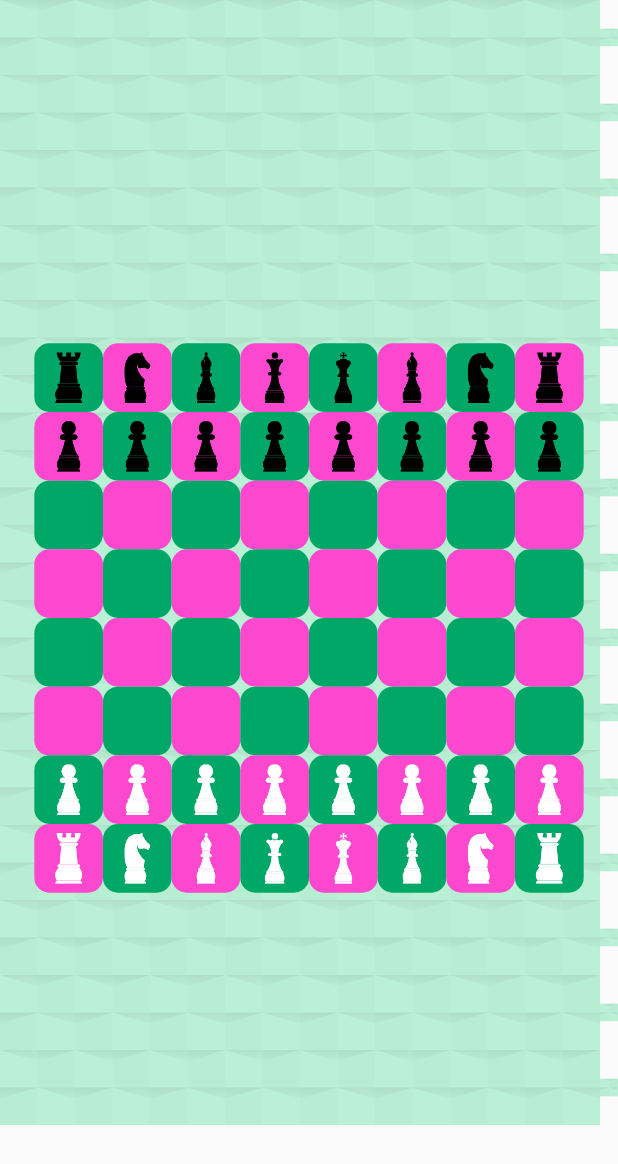
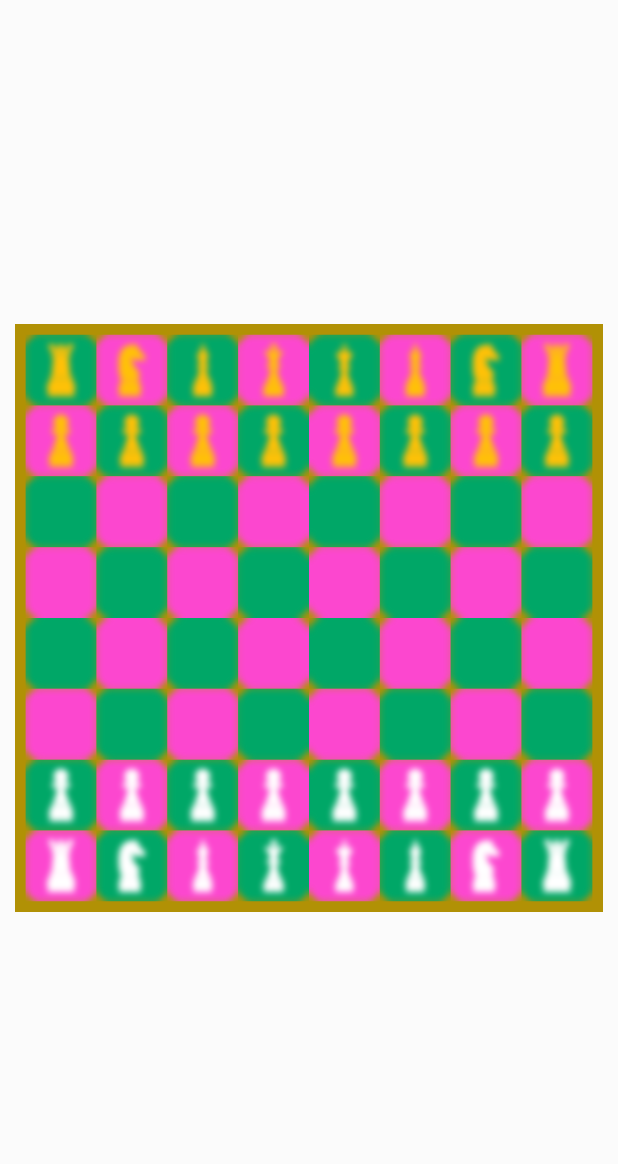
Before and after one commit to samad-nkarimi/chess_game_flutter, a Flutter app: the screen it shows after launch, on a phone screen of 412 x 824 dp. Shown: the top 1164 px of the screen. Run offline on Flutter 3.47's test engine with Material 2 defaults, Android fonts, the phone set to English and light mode, and no system bars; our stand-ins replace equatable, flutter_bloc, flutter_svg, scroll_snap_list.

Commit message:
refactor in home scrren

```diff
--- a/lib/common_widgets/cw_container.dart
+++ b/lib/common_widgets/cw_container.dart
@@ -8,6 +8,7 @@ class CWContainer extends StatelessWidget {
   final Gradient? gradient;
   final Color brColor;
   final BoxShape? shape;
+  final BlendMode? blendMode;
 
   /// topLeft , topRight , bottomRight , bottomLeft
   final List<double> br;
@@ -30,6 +31,7 @@ class CWContainer extends StatelessWidget {
     this.color = Colors.transparent,
     this.gradient,
     this.brColor = Colors.transparent,
+    this.blendMode,
     this.br = const [0, 0, 0, 0],
     this.brAll = -1,
     this.brWidth = 1,
@@ -55,6 +57,7 @@ class CWContainer extends StatelessWidget {
       padding: EdgeInsets.only(
           top: pad[0], right: pad[1], bottom: pad[2], left: pad[3]),
       decoration: BoxDecoration(
+        backgroundBlendMode: blendMode,
         color: color,
         gradient: gradient,
         shape: shape ?? BoxShape.rectangle,
--- a/lib/feature/home/screen/home_screen.dart
+++ b/lib/feature/home/screen/home_screen.dart
@@ -1,4 +1,5 @@
 import 'dart:math' as math;
+import 'dart:ui';
 import 'package:chess_flutter/common_widgets/cw_container.dart';
 import 'package:chess_flutter/common_widgets/cw_text.dart';
 import 'package:chess_flutter/feature/home/bloc/chess/chess_cubit.dart';
@@ -161,7 +162,7 @@ class _HomeScreenState extends State<HomeScreen> {
       return const SizedBox();
     } else {
       return SvgPicture.asset(c.photoId,
-          color: c.player == Player.white ? Colors.white : Colors.black
+          color: c.player == Player.white ? Colors.white : Colors.amber
           // // fit: BoxFit.fill,
           );
     }
@@ -279,7 +280,7 @@ class _HomeScreenState extends State<HomeScreen> {
   Widget build(BuildContext context) {
     Size size = MediaQuery.of(context).size;
 
-    squareLength = size.shortestSide;
+    squareLength = size.shortestSide - 20;
 
     return Scaffold(
       // appBar: AppBar(
@@ -294,18 +295,18 @@ class _HomeScreenState extends State<HomeScreen> {
       // ),
       body: Stack(
         children: [
-          for (int i = 0; i < 30; i++)
-            for (int j = 0; j < 15; j++)
-              Container(
-                height: 50,
-                width: 50,
-                margin: EdgeInsets.only(left: 50.0 * i, top: 50.0 * j),
-                child: SvgPicture.asset(
-                  "assets/images/svg/bg_pattern.svg",
-                  height: 50,
-                  width: 50,
-                ),
-              ),
+          // for (int i = 0; i < 30; i++)
+          //   for (int j = 0; j < 15; j++)
+          //     Container(
+          //       height: 50,
+          //       width: 50,
+          //       margin: EdgeInsets.only(left: 50.0 * i, top: 50.0 * j),
+          //       child: SvgPicture.asset(
+          //         "assets/images/svg/bg_pattern.svg",
+          //         height: 50,
+          //         width: 50,
+          //       ),
+          //     ),
           Container(
             color: Colors.white10,
             child: Center(
@@ -316,8 +317,8 @@ class _HomeScreenState extends State<HomeScreen> {
                   Column(
                     mainAxisAlignment: MainAxisAlignment.center,
                     children: [
-                      outCharsWidget(Player.white),
-                      outCharsWidget(Player.black),
+                      // outCharsWidget(Player.white),
+                      // outCharsWidget(Player.black),
                       BlocBuilder<ChessCubit, ChessState>(
                         buildWhen: (previous, current) {
                           if (current is! CharacterShottedState) {
@@ -334,8 +335,10 @@ class _HomeScreenState extends State<HomeScreen> {
                             print("winner ==> ${state.winner}");
                           }
                           return CWContainer(
+                            color: Color.fromARGB(255, 177, 145, 5),
                             h: squareLength,
                             w: squareLength,
+                            mar: const [10, 10, 10, 10],
                             child: Column(
                               mainAxisAlignment: MainAxisAlignment.center,
                               mainAxisSize: MainAxisSize.min,
@@ -356,7 +359,6 @@ class _HomeScreenState extends State<HomeScreen> {
                                             onTap: () {
                                               if (ChessBoard().hasCharacterAt(
                                                   columnNumber, rowNumber)) {
-                                                // ChessBoard().getcharacter(columnNumber, rowNumber);
                                                 context
                                                     .read<ChessCubit>()
                                                     .characterClicked(
@@ -369,21 +371,40 @@ class _HomeScreenState extends State<HomeScreen> {
                                                         rowNumber);
                                               }
                                             },
+                                            child: ClipRRect(
+                                              clipBehavior: Clip.antiAlias,
+                                              child: ImageFiltered(
+                                                imageFilter: ImageFilter.blur(
+                                                  sigmaX: 2,
+                                                  sigmaY: 2,
+                                                  tileMode: TileMode.mirror,
+                                                ),
+                                                child: ClipRRect(
+                                                  clipBehavior: Clip.antiAlias,
                                                   child: CWContainer(
                                                       color: getBackgroundBoxColor(
-                                                    columnNumber, rowNumber),
+                                                          columnNumber,
+                                                          rowNumber),
+                                                      blendMode:
+                                                          BlendMode.difference,
                                                       brAll: 10,
                                                       // brWidth: 1,
                                                       // brColor: Colors.white,
                                                       // mar: [1, 1, 1, 1],
-                                                w: squareLength / 9,
-                                                h: squareLength / 9,
-                                                gradient: getBoxGradient(state,
-                                                    columnNumber, rowNumber),
-                                                pad: const [5, 10, 5, 10],
+                                                      w: squareLength / 8.3,
+                                                      h: squareLength / 8.3,
+                                                      gradient: getBoxGradient(
+                                                          state,
+                                                          columnNumber,
+                                                          rowNumber),
+                                                      pad: const [5, 5, 5, 5],
                                                       // shape: BoxShape.circle,
                                                       child: getChessChar(
-                                                    columnNumber, rowNumber)),
+                                                          columnNumber,
+                                                          rowNumber)),
+                                                ),
+                                              ),
+                                            ),
                                           ),
                                         ),
                                     ],
```
Lines whose indentation alone changed are shown as unchanged.
